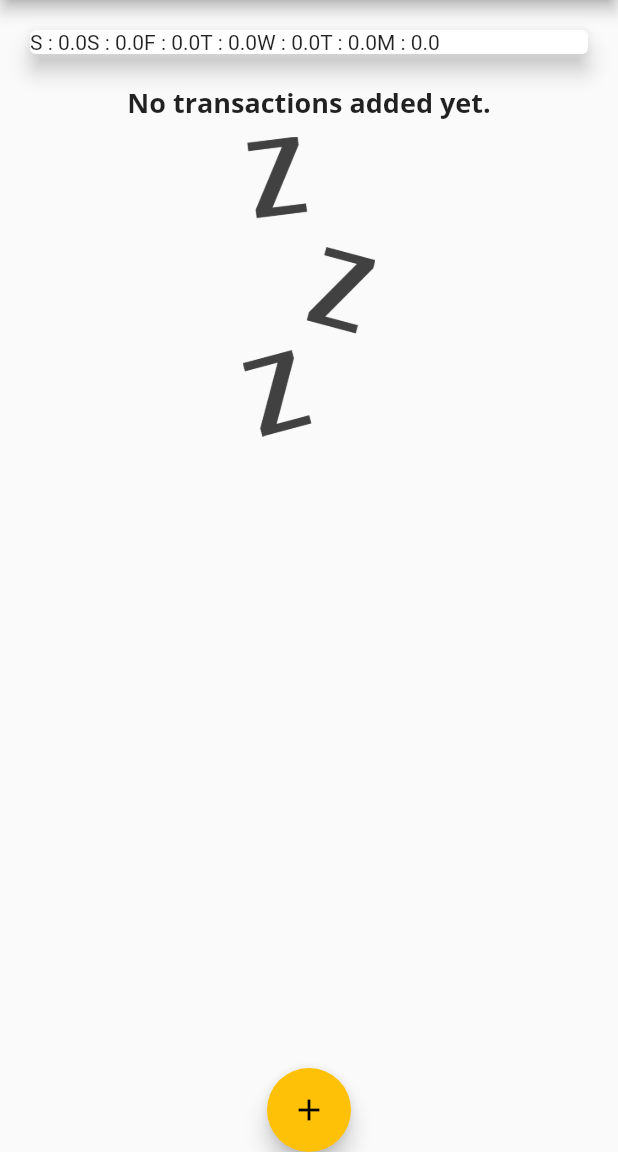
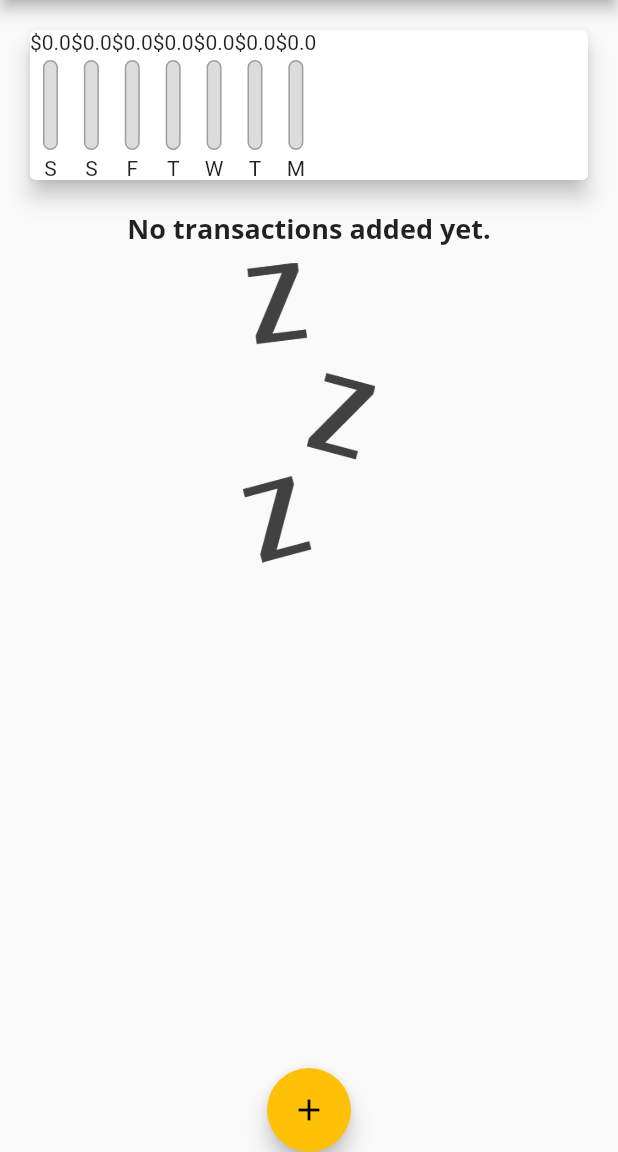
Before and after one commit to bantawa04/expenseTrackerFlutter, a Flutter app: the screen it shows after launch, on a phone screen of 412 x 824 dp, the part 84-1236 px from its top. Run offline on Flutter 3.47's test engine with Material 2 defaults, Android fonts, the phone set to English and light mode, and no system bars.

Commit message:
4.39 Populating chart with data

```diff
--- a/lib/widgets/chart.dart
+++ b/lib/widgets/chart.dart
@@ -1,4 +1,5 @@
 import 'package:flutter/material.dart';
+import '../widgets/chart_bar.dart';
 import '../models/transaction.dart';
 import 'package:intl/intl.dart';
 
@@ -28,14 +29,25 @@ class Chart extends StatelessWidget {
     });
   }
 
+  double get totalSpending {
+    //equivalent to reducer in JS
+    return groupedTransactionValues.fold(0.0, (sum, item) {
+      return sum + (item['amount'] as double);
+    });
+  }
+
   @override
   Widget build(BuildContext context) {
     return Card(
       elevation: 6,
       margin: EdgeInsets.all(20),
       child: Row(
-        children: groupedTransactionValues.map((data){
-          return Text('${data['day']} : ${data['amount'].toString()}');
+        children: groupedTransactionValues.map((data) {
+          return ChartBar(
+            (data['day'] as String),
+            (data['amount'] as double),
+            totalSpending == 0.0 ? 0.0 : (data['amount'] as double) / totalSpending,
+          );
         }).toList(),
       ),
     );
```
